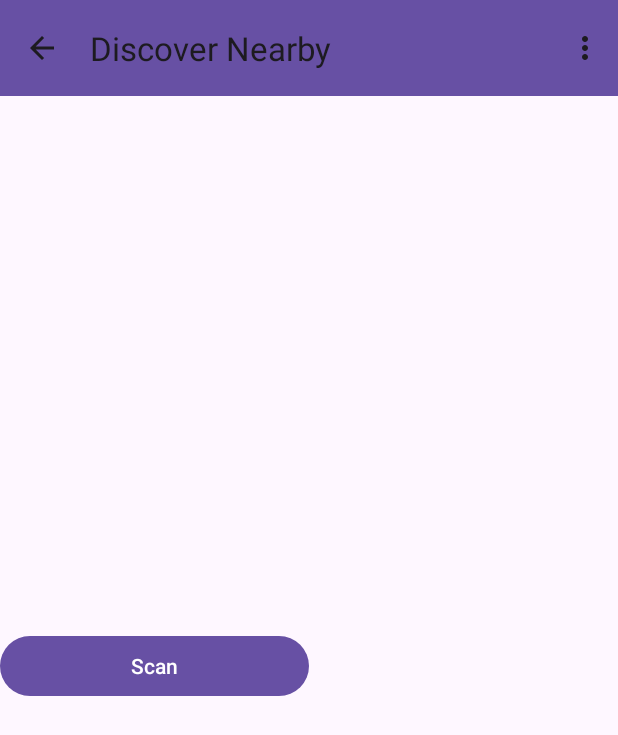
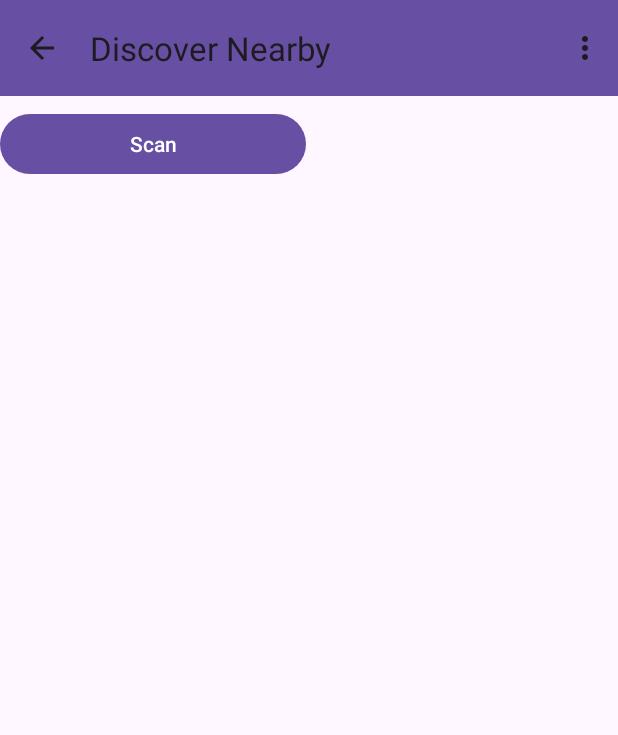
Before and after one commit to Ludof63/BlueTalk, an Android app: the DeviceListActivity screen opened directly, with no data from a screen before it, on a phone screen of 412 x 824 dp. Shown: the top 735 px of the screen. Run offline under Robolectric (Android 15) with nearby library versions, the phone set to English and light mode, and no system bars.

Commit message:
third version: restore DeviceListActivity with accept chat and exit chat

```diff
--- a/app/build.gradle
+++ b/app/build.gradle
@@ -8,7 +8,7 @@ android {
 
     defaultConfig {
         applicationId "com.fsanitize.bluetalk"
-        minSdk 26
+        minSdk 29
         targetSdk 33
         versionCode 1
         versionName "1.0"
--- a/app/src/main/java/com/fsanitize/bluetalk/BluetoothBaseActivity.java
+++ b/app/src/main/java/com/fsanitize/bluetalk/BluetoothBaseActivity.java
@@ -1,5 +1,8 @@
 package com.fsanitize.bluetalk;
 
+import static android.Manifest.permission.ACCESS_BACKGROUND_LOCATION;
+import static android.Manifest.permission.ACCESS_COARSE_LOCATION;
+import static android.Manifest.permission.ACCESS_FINE_LOCATION;
 import static android.Manifest.permission.BLUETOOTH;
 import static android.Manifest.permission.BLUETOOTH_ADMIN;
 import static android.Manifest.permission.BLUETOOTH_ADVERTISE;
@@ -19,6 +22,8 @@ import android.os.Build;
 import android.os.Bundle;
 import android.widget.Toast;
 
+import androidx.activity.result.ActivityResultLauncher;
+import androidx.activity.result.contract.ActivityResultContracts;
 import androidx.annotation.NonNull;
 import androidx.annotation.Nullable;
 import androidx.appcompat.app.AppCompatActivity;
@@ -35,13 +40,15 @@ public abstract class BluetoothBaseActivity extends AppCompatActivity {
                     new String[] {
                             BLUETOOTH_SCAN,
                             BLUETOOTH_ADVERTISE,
-                            BLUETOOTH_CONNECT
+                            BLUETOOTH_CONNECT,
+                            ACCESS_FINE_LOCATION
                     };
         } else {
             REQUIRED_PERMISSIONS =
                     new String[]{
                             BLUETOOTH,
-                            BLUETOOTH_ADMIN
+                            BLUETOOTH_ADMIN,
+                            ACCESS_FINE_LOCATION,
                     };
         }
     }
@@ -56,13 +63,11 @@ public abstract class BluetoothBaseActivity extends AppCompatActivity {
     @Override
     protected void onCreate(@Nullable Bundle savedInstanceState) {
         super.onCreate(savedInstanceState);
-        getBluetoothPermissions();
     }
 
     @Override
     protected void onStart() {
         super.onStart();
-
         bluetoothManager = getSystemService(BluetoothManager.class);
         bluetoothAdapter = bluetoothManager.getAdapter();
         if (bluetoothAdapter == null) {
@@ -70,6 +75,7 @@ public abstract class BluetoothBaseActivity extends AppCompatActivity {
             return;
         }
 
+        getBluetoothPermissions();
         registerReceiver(bStateReceiver,new IntentFilter(BluetoothAdapter.ACTION_STATE_CHANGED));
     }
 
@@ -82,17 +88,14 @@ public abstract class BluetoothBaseActivity extends AppCompatActivity {
     }
 
     private void getBluetoothPermissions() {
-        if (!hasPermissions(this, getRequiredPermissions())) {
-            ActivityCompat.requestPermissions(this, getRequiredPermissions(), REQUEST_PERMISSION);
+        if (!hasPermissions(this, REQUIRED_PERMISSIONS)) {
+            ActivityCompat.requestPermissions(this, REQUIRED_PERMISSIONS, REQUEST_PERMISSION);
         }
-    }
-    private static String[] getRequiredPermissions() {
-        return REQUIRED_PERMISSIONS;
     }
 
     private static boolean hasPermissions(Context context, String... permissions) {
         for (String permission : permissions) {
-            if (ContextCompat.checkSelfPermission(context, permission) != PackageManager.PERMISSION_GRANTED) {
+            if (ActivityCompat.checkSelfPermission(context, permission) != PackageManager.PERMISSION_GRANTED) {
                 return false;
             }
         }
@@ -115,6 +118,8 @@ public abstract class BluetoothBaseActivity extends AppCompatActivity {
         }
         super.onRequestPermissionsResult(requestCode, permissions, grantResults);
     }
+
+
 
     private final BroadcastReceiver bStateReceiver = new BroadcastReceiver() {
         public void onReceive(Context context, Intent intent) {
@@ -145,17 +150,4 @@ public abstract class BluetoothBaseActivity extends AppCompatActivity {
     public void showToast(Context context, String message){
         Toast.makeText(context, message, Toast.LENGTH_LONG).show();
     }
-
-    protected class BluetoothSocketHelper implements Serializable {
-
-       private BluetoothSocket bluetoothSocket;
-
-        public BluetoothSocket getBluetoothSocket() {
-            return bluetoothSocket;
-        }
-
-        public BluetoothSocketHelper(BluetoothSocket bluetoothSocket) {
-            this.bluetoothSocket = bluetoothSocket;
-        }
-    }
 }
--- a/app/src/main/java/com/fsanitize/bluetalk/BluetoothConnector.java
+++ b/app/src/main/java/com/fsanitize/bluetalk/BluetoothConnector.java
@@ -18,6 +18,14 @@ import java.util.UUID;
  * using the technique of both the two host as client and server
  */
 public class BluetoothConnector {
+
+    public interface ConnectorResult {
+        public static final int CONNECTION_OK = 0;
+        public static final int CONNECTION_TIMEOUT = 1;
+
+        public static final int CONNECTION_RECEIVED = 2;
+
+    }
     private static final UUID BLUETALK_UUID = UUID.fromString("2dbd25f2-f34c-11ed-a05b-0242ac120003");
     private static final String  SOCKET_NAME = "bluetalkSocket";
     private static final String LOG_TAG = "bluetooth-connector";
@@ -41,8 +49,7 @@ public class BluetoothConnector {
         acceptThread.cancel();
     }
 
-    public void Connect(String deviceAddress){
-        BluetoothDevice device = bluetoothAdapter.getRemoteDevice(deviceAddress);
+    public void Connect(BluetoothDevice device){
         connectThread = new ConnectThread(device);
         connectThread.start();
     }
@@ -75,6 +82,7 @@ public class BluetoothConnector {
                 if (socket != null) {
                     Log.d(LOG_TAG, "Accept Thread: Connection accepted");
                     Message m = new Message();
+                    m.what = ConnectorResult.CONNECTION_RECEIVED;
                     m.obj = socket;
                     returnHandler.sendMessage(m);
                     Log.d(LOG_TAG, "Accept Thread: Sent connectedSocket to handler");
@@ -119,12 +127,17 @@ public class BluetoothConnector {
         @SuppressLint("MissingPermission")
         public void run() {
             Log.d(LOG_TAG, "Connect Thread: Started");
-            bluetoothAdapter.cancelDiscovery();
+            if(bluetoothAdapter.isDiscovering())
+                bluetoothAdapter.cancelDiscovery();
 
             try {
                 socket.connect();
             } catch (IOException connectException) {
                 try {
+                    Message m = new Message();
+                    m.what = ConnectorResult.CONNECTION_TIMEOUT;
+                    m.obj = device.getName();
+                    returnHandler.sendMessage(m);
                     socket.close();
                 } catch (IOException closeException) {
                     Log.e(LOG_TAG, "Could not close the client socket", closeException);
@@ -135,6 +148,7 @@ public class BluetoothConnector {
             Log.d(LOG_TAG, "Connect Thread: connection succeeded -> cancelling listen");
             acceptThread.cancel();
             Message m = new Message();
+            m.what = ConnectorResult.CONNECTION_OK;
             m.obj = socket;
             returnHandler.sendMessage(m);
             Log.d(LOG_TAG, "Connect Thread: connectedSocket sent to handler");
--- a/app/src/main/java/com/fsanitize/bluetalk/DeviceListActivity.java
+++ b/app/src/main/java/com/fsanitize/bluetalk/DeviceListActivity.java
@@ -1,8 +1,11 @@
 package com.fsanitize.bluetalk;
+
+import static android.Manifest.permission.ACCESS_BACKGROUND_LOCATION;
 
 import android.annotation.SuppressLint;
 import android.app.AlertDialog;
 import android.bluetooth.BluetoothAdapter;
+import android.bluetooth.BluetoothClass;
 import android.bluetooth.BluetoothDevice;
 import android.bluetooth.BluetoothSocket;
 import android.content.BroadcastReceiver;
@@ -10,9 +13,12 @@ import android.content.Context;
 import android.content.DialogInterface;
 import android.content.Intent;
 import android.content.IntentFilter;
+import android.content.pm.PackageManager;
+import android.location.LocationManager;
 import android.os.Bundle;
 import android.os.Handler;
 import android.os.Message;
+import android.provider.Settings;
 import android.util.Log;
 import android.view.Menu;
 import android.view.MenuItem;
@@ -25,37 +31,88 @@ import android.widget.ProgressBar;
 import android.widget.TextView;
 import android.widget.Toast;
 
-import androidx.appcompat.widget.Toolbar;
+import androidx.activity.result.ActivityResultLauncher;
+import androidx.activity.result.contract.ActivityResultContracts;
 
 import androidx.annotation.NonNull;
+import androidx.appcompat.widget.Toolbar;
+import androidx.core.app.ActivityCompat;
 
+import java.io.IOException;
+import java.util.HashMap;
+import java.util.Map;
 import java.util.Set;
 
-@SuppressLint("MissingPermission")
+//@SuppressLint("MissingPermission")
 public class DeviceListActivity extends BluetoothBaseActivity {
+    private final static String LOG_TAG = "device-list-activity";
 
-    private final static String LOG_TAG = "device-list-activity";
-    private ListView listPairedDevices, listAvailableDevices;
-    private ArrayAdapter<String> adapterPairedDevices, adapterAvailableDevices;
+    Map<Integer, String> deviceTypes = new HashMap<Integer,String>() {
+        {
+            put(BluetoothClass.Device.PHONE_SMART, "OK");
+        }
+    };
+    private static HashMap<String,BluetoothDevice> availabeDevices= new HashMap<> ();
+    private ListView listAvailableDevices;
+    private ArrayAdapter<String> adapterAvailableDevices;
     private Button buttonScan;
     private ProgressBar progressBar_scan;
     private Context context;
-    private Toolbar toolbar;
     private BluetoothConnector bluetoothConnector;
 
-    private Handler returnBluetoothConnectorHandler = new Handler(new Handler.Callback() {
+
+    private final Handler returnBluetoothConnectorHandler = new Handler(new Handler.Callback() {
+
+        @SuppressLint("MissingPermission")
         @Override
         public boolean handleMessage(@NonNull Message msg) {
-            Log.d(LOG_TAG,"Connector handler received a result");
-
-            BluetoothSocket connectedSocket = (BluetoothSocket) msg.obj;
-            if(connectedSocket == null){
-                Log.e(LOG_TAG,"Bluetooth socket is null");
+            BluetoothSocket connectedSocket = null;
+            Log.d(LOG_TAG, "Connector handler: received a result");
+            switch (msg.what){
+                case BluetoothConnector.ConnectorResult.CONNECTION_OK:
+                    Log.d(LOG_TAG, "Connector handler: connection ok");
+                    connectedSocket = (BluetoothSocket) msg.obj;
+                    if (connectedSocket == null) {
+                        Log.e(LOG_TAG, "Connector handler: Bluetooth socket is null");
+                        return false;
+                    }
+                    bluetoothChat = new BluetoothChat(connectedSocket);
+                    startActivity(new Intent(context, BluetoothChatActivity.class));
+                    break;
+                case BluetoothConnector.ConnectorResult.CONNECTION_TIMEOUT:
+                    Log.d(LOG_TAG, "Connector handler: connection ko");
+                    showToast(context,"BlueTalk connection failed with " + msg.what);
+                    break;
+                case BluetoothConnector.ConnectorResult.CONNECTION_RECEIVED:
+                    Log.d(LOG_TAG, "Connector handler: accepted connection, sure?");
+                    BluetoothSocket acceptedSocket= (BluetoothSocket) msg.obj;
+                    if (acceptedSocket == null) {
+                        Log.e(LOG_TAG, "Connector handler: Bluetooth socket is null");
+                        return false;
+                    }
+                    AlertDialog.Builder builder = new AlertDialog.Builder(DeviceListActivity.this);
+                    builder.setTitle("Received Connection");
+                    builder.setMessage("Do you want to BlueTalk with " + acceptedSocket.getRemoteDevice().getName() + "? ");
+                    builder.setPositiveButton("BlueTalk", new DialogInterface.OnClickListener() {
+                        public void onClick(DialogInterface dialog, int id) {
+                            Log.d(LOG_TAG,"Connector handler: connection accepted started chat");
+                            bluetoothChat = new BluetoothChat(acceptedSocket);
+                            startActivity(new Intent(context, BluetoothChatActivity.class));
+                        }
+                    });
+                    builder.setNegativeButton("Cancel", new DialogInterface.OnClickListener() {
+                        public void onClick(DialogInterface dialog, int id) {
+                            Log.d(LOG_TAG,"Connector handler: connection refused");
+                            try {
+                                acceptedSocket.close();
+                            } catch (IOException e) {
+                                Log.e(LOG_TAG,"Connector handler: could not close the socket");
+                            }
+                        }
+                    });
+                    builder.show();
+                    break;
             }
-
-            bluetoothChat = new BluetoothChat(connectedSocket);
-            startActivity(new Intent(context,BluetoothChatActivity.class));
-            Log.d(LOG_TAG,"Connector handler: end");
             return false;
         }
     });
@@ -74,70 +131,61 @@ public class DeviceListActivity extends BluetoothBaseActivity {
             bluetoothSettings();
             return true;
         }
-        if(id == android.R.id.home){
+        if (id == android.R.id.home) {
             onBackPressed();
             return true;
         }
         return super.onOptionsItemSelected(item);
     }
+
     public void onBackPressed() {
         bluetoothConnector.CancelListen();
         DeviceListActivity.super.onBackPressed();
     }
 
+
     @Override
     protected void onCreate(Bundle savedInstanceState) {
         super.onCreate(savedInstanceState);
         setContentView(R.layout.activity_device_list);
+        context = this;
 
-        toolbar = findViewById(R.id.toolbar_device_list_activity);
+        Toolbar toolbar = findViewById(R.id.toolbar_device_list_activity);
         setSupportActionBar(toolbar);
         getSupportActionBar().setTitle("Discover Nearby");
         getSupportActionBar().setDisplayHomeAsUpEnabled(true);
 
-        toolbar.setNavigationOnClickListener(new View.OnClickListener() {
-            @Override
-            public void onClick(View v) {
-               finish();
-            }
-        });
-
-        listPairedDevices = findViewById(R.id.listview_paired_devices);
-        adapterPairedDevices = new ArrayAdapter<>(this,R.layout.device_list_item);
-        listPairedDevices.setAdapter(adapterPairedDevices);
-
         buttonScan = findViewById(R.id.button_scan);
         progressBar_scan = findViewById(R.id.progressBar_scan);
-        context = this;
 
         listAvailableDevices = findViewById(R.id.listview_new_devices);
-        adapterAvailableDevices = new ArrayAdapter<>(this,R.layout.device_list_item);
+        adapterAvailableDevices = new ArrayAdapter<>(this, R.layout.device_list_item);
         listAvailableDevices.setAdapter(adapterAvailableDevices);
     }
 
     @Override
     protected void onStart() {
         super.onStart();
-        bluetoothConnector = new BluetoothConnector(bluetoothAdapter,returnBluetoothConnectorHandler);
-        progressBar_scan.setActivated(false);
-        progressBar_scan.setVisibility(View.INVISIBLE);
+        setProgressBar(false);
 
+        //register receiver for discover
+        registerReceiver(discoverReceiver, new IntentFilter(BluetoothDevice.ACTION_FOUND));
+        registerReceiver(discoverReceiver, new IntentFilter(BluetoothAdapter.ACTION_DISCOVERY_FINISHED));
+        registerReceiver(discoverReceiver, new IntentFilter(BluetoothAdapter.ACTION_DISCOVERY_STARTED));
+
+        bluetoothConnector = new BluetoothConnector(bluetoothAdapter, returnBluetoothConnectorHandler);
         bluetoothConnector.Listen();
 
-        listPairedDevices.setOnItemClickListener(new AdapterView.OnItemClickListener() {
+        listAvailableDevices.setOnItemClickListener(new AdapterView.OnItemClickListener() {
             @Override
             public void onItemClick(AdapterView<?> adapterView, View view, int i, long l) {
                 String info = ((TextView) view).getText().toString();
                 String address = info.substring(info.length() - 17);
-                bluetoothConnector.Connect(address);
+                bluetoothConnector.Connect(availabeDevices.get(address));
             }
         });
 
-        IntentFilter filterDiscoverFound = new IntentFilter(BluetoothDevice.ACTION_FOUND);
-        IntentFilter filterDiscoverEnd = new IntentFilter(BluetoothAdapter.ACTION_DISCOVERY_FINISHED);
-        registerReceiver(discoverReceiver, filterDiscoverFound);
-        registerReceiver(discoverReceiver, filterDiscoverEnd);
-
+        buttonScan.setOnClickListener(view -> scanDevices());
     }
 
     @Override
@@ -150,72 +198,108 @@ public class DeviceListActivity extends BluetoothBaseActivity {
 
     }
 
-    @Override
-    protected void onResume() {
-        super.onResume();
-        adapterPairedDevices.clear();
-
-        //already paired
-        Set<BluetoothDevice> pairedDevices = bluetoothAdapter.getBondedDevices();
-        if (pairedDevices.size() > 0) {
-            for (BluetoothDevice device : pairedDevices) {
-                adapterPairedDevices.add(device.getName() + "\n" + device.getAddress());
-            }
-        }
-
-        buttonScan.setOnClickListener(view -> scanDevices());
-
-    }
-
-
+    @SuppressLint("MissingPermission")
     private void bluetoothSettings() {
-        if (bluetoothAdapter.isDiscovering()) {
-            bluetoothAdapter.cancelDiscovery();
-        }
+        stopScan();
         startActivity(new Intent().setAction(android.provider.Settings.ACTION_BLUETOOTH_SETTINGS));
     }
 
     @Override
     protected void onDestroy() {
         super.onDestroy();
+        stopScan();
         unregisterReceiver(discoverReceiver);
     }
 
     private void scanDevices() {
+        //asking for background access
+        if(ActivityCompat.checkSelfPermission(this, ACCESS_BACKGROUND_LOCATION) != PackageManager.PERMISSION_GRANTED){
+            locationPermissionLauncher.launch(ACCESS_BACKGROUND_LOCATION);
+            return;
+        }
+
+        //asking for location enabled
+        if(!isLocationEnabled()){
+            startActivity(new Intent(Settings.ACTION_LOCATION_SOURCE_SETTINGS));
+            return;
+        }
+
         adapterAvailableDevices.clear();
+        availabeDevices.clear();
 
+        stopScan();
+        bluetoothAdapter.startDiscovery();
+
+        progressBar_scan.setVisibility(View.VISIBLE);
+        progressBar_scan.setActivated(true);
+    }
+
+    @SuppressLint("MissingPermission")
+    private void stopScan(){
         if (bluetoothAdapter.isDiscovering()) {
             bluetoothAdapter.cancelDiscovery();
         }
-
-        bluetoothAdapter.startDiscovery();
-        progressBar_scan.setVisibility(View.VISIBLE);
-        progressBar_scan.setActivated(true);
-        showToast(this,"Scan started" );
     }
 
 
+    @SuppressLint("MissingPermission")
+    private final BroadcastReceiver discoverReceiver = new BroadcastReceiver() {
 
-    private final BroadcastReceiver discoverReceiver = new BroadcastReceiver() {
         @Override
         public void onReceive(Context context, Intent intent) {
             String action = intent.getAction();
+
             if (BluetoothDevice.ACTION_FOUND.equals(action)) {
                 BluetoothDevice device = intent.getParcelableExtra(BluetoothDevice.EXTRA_DEVICE);
-                showToast(context,"Device found " + device.getName());
-//                if (device.getBondState() != BluetoothDevice.BOND_BONDED) {
-//                    adapterAvailableDevices.add(device.getName() + "\n" + device.getAddress());
-//                }
+                BluetoothClass device_class = intent.getParcelableExtra(BluetoothDevice.EXTRA_CLASS);
+                Log.d(LOG_TAG,"Device found " + device.getName());
+
+                //only phones
+                if(deviceTypes.containsKey(device_class.getDeviceClass())) {
+                    //only not already founded
+                    if (!availabeDevices.containsKey(device.getAddress())) {
+                        availabeDevices.put(device.getAddress(), device);
+                        String status = "";
+                        if (device.getBondState() == BluetoothDevice.BOND_BONDED)
+                            status = "[paired]\n";
+                        adapterAvailableDevices.add(device.getName() + "\n" + status + device.getAddress());
+                    }
+                }
             } else if (BluetoothAdapter.ACTION_DISCOVERY_FINISHED.equals(action)) {
                 progressBar_scan.setVisibility(View.INVISIBLE);
                 progressBar_scan.setActivated(false);
-                if (adapterAvailableDevices.getCount() == 0) {
+
+                if (availabeDevices.isEmpty()) {
                     Toast.makeText(context, "No new devices found", Toast.LENGTH_SHORT).show();
                 } else {
                     Toast.makeText(context, "Click on the device to start the chat", Toast.LENGTH_SHORT).show();
                 }
             }
+            else if (BluetoothAdapter.ACTION_DISCOVERY_STARTED.equals(action)) {
+                Log.d(LOG_TAG,"Discovery started");
+            }
         }
     };
 
+    private void setProgressBar(boolean enabled){
+        progressBar_scan.setActivated(enabled);
+        progressBar_scan.setVisibility(enabled?View.VISIBLE:View.INVISIBLE);
+    }
+
+    private boolean isLocationEnabled(){
+        LocationManager loc = (LocationManager) this.getSystemService(LOCATION_SERVICE);
+        return loc.isLocationEnabled();
+    }
+
+    private ActivityResultLauncher<String> locationPermissionLauncher = registerForActivityResult(new ActivityResultContracts.RequestPermission(), isGranted -> {
+        if(isGranted){
+            showToast(this, "Background location granted");
+            this.recreate();
+        }
+        else{
+            showToast(this, "Background location not granted...needed to scan");
+            finish();
+        }
+    });
+
 }
--- a/app/src/main/res/layout/activity_device_list.xml
+++ b/app/src/main/res/layout/activity_device_list.xml
@@ -1,13 +1,18 @@
 <?xml version="1.0" encoding="utf-8"?>
-<LinearLayout xmlns:android="http://schemas.android.com/apk/res/android"
-    android:orientation="vertical"
+<androidx.constraintlayout.widget.ConstraintLayout xmlns:android="http://schemas.android.com/apk/res/android"
+    xmlns:app="http://schemas.android.com/apk/res-auto"
+    xmlns:tools="http://schemas.android.com/tools"
     android:layout_width="match_parent"
-    android:layout_height="match_parent">
+    android:layout_height="match_parent"
+    android:orientation="vertical">
 
     <com.google.android.material.appbar.AppBarLayout
         android:id="@+id/toolbar_wrapper_device_list"
         android:layout_width="match_parent"
-        android:layout_height="wrap_content">
+        android:layout_height="wrap_content"
+        app:layout_constraintEnd_toEndOf="parent"
+        app:layout_constraintStart_toStartOf="parent"
+        app:layout_constraintTop_toTopOf="parent">
 
         <com.google.android.material.appbar.MaterialToolbar
             android:id="@+id/toolbar_device_list_activity"
@@ -15,46 +20,57 @@
             android:layout_height="wrap_content"
             android:background="?attr/colorPrimary"
             android:minHeight="?attr/actionBarSize"
-            android:theme="?attr/actionBarTheme" />
+            android:theme="?attr/actionBarTheme"
+            app:layout_constraintEnd_toEndOf="parent"
+            app:layout_constraintStart_toStartOf="parent"
+            app:layout_constraintTop_toTopOf="parent" />
+
     </com.google.android.material.appbar.AppBarLayout>
 
-    <ListView
-        android:id="@+id/listview_paired_devices"
-        android:layout_width="match_parent"
-        android:layout_height="0dp"
-        android:stackFromBottom="false"
-        android:layout_weight="1"
-        android:padding="5dp"/>
-
-
-    <LinearLayout
-        android:layout_width="match_parent"
-        android:layout_height="wrap_content"
-        android:orientation="horizontal">
 
     <Button
         android:id="@+id/button_scan"
-            android:layout_width="0dp"
+        android:layout_width="204dp"
         android:layout_height="wrap_content"
+        android:layout_marginTop="8dp"
         android:layout_weight="1"
-            android:text="Scan" />
+        android:text="Scan"
+        app:layout_constraintStart_toStartOf="parent"
+        app:layout_constraintTop_toBottomOf="@+id/toolbar_wrapper_device_list" />
 
     <ProgressBar
         android:id="@+id/progressBar_scan"
         style="?android:attr/progressBarStyle"
-            android:layout_width="0dp"
+        android:layout_width="204dp"
         android:layout_height="wrap_content"
-            android:layout_weight="1" />
+        android:layout_marginTop="8dp"
+        android:layout_weight="1"
+        app:layout_constraintEnd_toEndOf="parent"
+        app:layout_constraintTop_toBottomOf="@+id/toolbar_wrapper_device_list" />
 
-    </LinearLayout>
+<!--    <androidx.recyclerview.widget.RecyclerView-->
+<!--        android:id="@+id/recycler_available_devices"-->
+<!--        android:layout_width="0dp"-->
+<!--        android:layout_height="0dp"-->
+<!--        android:layout_marginTop="16dp"-->
+<!--        app:layout_constraintBottom_toBottomOf="parent"-->
+<!--        app:layout_constraintEnd_toEndOf="parent"-->
+<!--        app:layout_constraintHorizontal_bias="0.417"-->
+<!--        app:layout_constraintStart_toStartOf="parent"-->
+<!--        app:layout_constraintTop_toBottomOf="@+id/button_scan" />-->
+
 
     <ListView
         android:id="@+id/listview_new_devices"
         android:layout_width="match_parent"
         android:layout_height="0dp"
+        android:layout_marginTop="8dp"
+        android:layout_weight="1"
+        android:padding="5dp"
         android:stackFromBottom="false"
-        android:layout_weight="1"
-        android:padding="5dp"/>
+        app:layout_constraintEnd_toEndOf="parent"
+        app:layout_constraintStart_toStartOf="parent"
+        app:layout_constraintTop_toBottomOf="@+id/progressBar_scan" />
 
 
-</LinearLayout>
+</androidx.constraintlayout.widget.ConstraintLayout>
```
Also changed, not shown: app/src/main/AndroidManifest.xml (+8 -0 lines), app/src/main/java/com/fsanitize/bluetalk/BluetoothChat.java (+11 -0 lines), app/src/main/java/com/fsanitize/bluetalk/BluetoothChatActivity.java (+9 -10 lines), 1 other file. Lines whose indentation alone changed are shown as unchanged.
